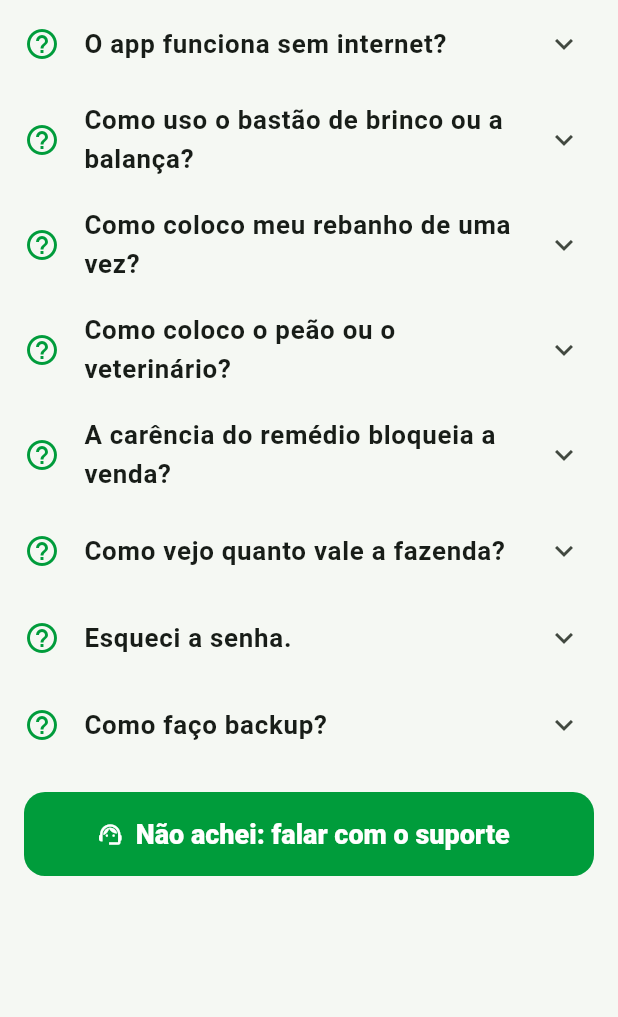
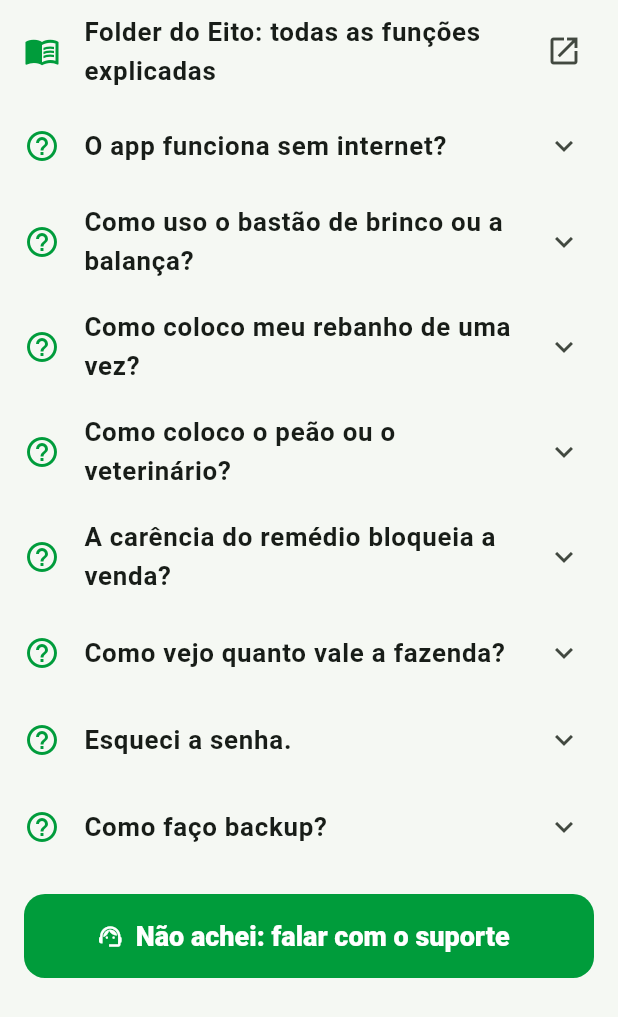
Before and after one commit to jairobraga01/eito-gestao-rural, a Flutter app: the _Duvidas widget shown alone on an empty page, opened directly, on a phone screen of 412 x 824 dp. Shown: the top 1017 px of the screen. Run offline on Flutter 3.47's test engine with Material 3 defaults, Android fonts, the phone set to English and light mode, and no system bars; our stand-ins replace cloud_firestore, connectivity_plus, firebase_auth, firebase_core, flutter_map, geolocator and 4 more; missing offline and left inert: dart:js_interop; accounts and stored records are empty; statements that could not run were skipped.

Commit message:
Link do folder dentro do app, na tela Ajuda
Co-Authored-By: Claude Sonnet 5.5 <noreply@anthropic.com>
Claude-Session: https://claude.ai/code/session_01GriFy7gWiBDkNEAaFmXo1w

```diff
--- a/lib/telas/ajuda.dart
+++ b/lib/telas/ajuda.dart
@@ -1,6 +1,7 @@
 import 'package:cloud_firestore/cloud_firestore.dart';
 import 'package:firebase_auth/firebase_auth.dart';
 import 'package:flutter/material.dart';
+import 'package:url_launcher/url_launcher.dart';
 
 import '../dados/plataforma.dart';
 import '../tema.dart';
@@ -55,6 +56,12 @@ class _Duvidas extends StatelessWidget {
 
   @override
   Widget build(BuildContext context) => ListView(padding: const EdgeInsets.only(bottom: 32), children: [
+        ListTile(
+          leading: const Icon(Icons.menu_book_outlined, color: Cores.oliva),
+          title: const Text('Folder do Eito: todas as funções explicadas', style: TextStyle(fontWeight: FontWeight.w700)),
+          trailing: const Icon(Icons.open_in_new),
+          onTap: () => launchUrl(Uri.base.resolve('/folder.html'), webOnlyWindowName: '_blank'),
+        ),
         for (final (p, r) in _faq)
           ExpansionTile(
             leading: const Icon(Icons.help_outline, color: Cores.oliva),
```
